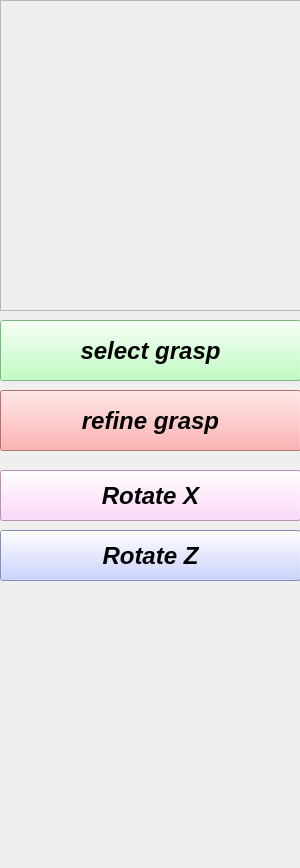
Qt form ui/BCI/state_views/graspSelectionView.ui (CURG-archive/graspit_bci) before a commit.
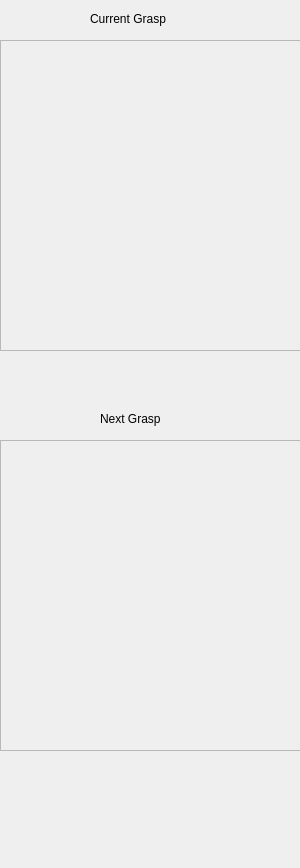
The same form after that commit.

Patch:
```diff
--- a/ui/BCI/state_views/graspSelectionView.ui
+++ b/ui/BCI/state_views/graspSelectionView.ui
@@ -17,7 +17,7 @@
    <property name="geometry">
     <rect>
      <x>0</x>
-     <y>0</y>
+     <y>40</y>
      <width>301</width>
      <height>311</height>
     </rect>
@@ -29,382 +29,46 @@
     <enum>QFrame::Raised</enum>
    </property>
   </widget>
-  <widget class="QPushButton" name="buttonOk">
+  <widget class="QFrame" name="nextRenderArea">
    <property name="geometry">
     <rect>
      <x>0</x>
-     <y>320</y>
+     <y>440</y>
      <width>301</width>
-     <height>61</height>
+     <height>311</height>
     </rect>
    </property>
-   <property name="palette">
-    <palette>
-     <active>
-      <colorrole role="Button">
-       <brush brushstyle="SolidPattern">
-        <color alpha="255">
-         <red>174</red>
-         <green>255</green>
-         <blue>177</blue>
-        </color>
-       </brush>
-      </colorrole>
-      <colorrole role="Base">
-       <brush brushstyle="SolidPattern">
-        <color alpha="255">
-         <red>174</red>
-         <green>255</green>
-         <blue>177</blue>
-        </color>
-       </brush>
-      </colorrole>
-      <colorrole role="Window">
-       <brush brushstyle="SolidPattern">
-        <color alpha="255">
-         <red>174</red>
-         <green>255</green>
-         <blue>177</blue>
-        </color>
-       </brush>
-      </colorrole>
-     </active>
-     <inactive>
-      <colorrole role="Button">
-       <brush brushstyle="SolidPattern">
-        <color alpha="255">
-         <red>174</red>
-         <green>255</green>
-         <blue>177</blue>
-        </color>
-       </brush>
-      </colorrole>
-      <colorrole role="Base">
-       <brush brushstyle="SolidPattern">
-        <color alpha="255">
-         <red>174</red>
-         <green>255</green>
-         <blue>177</blue>
-        </color>
-       </brush>
-      </colorrole>
-      <colorrole role="Window">
-       <brush brushstyle="SolidPattern">
-        <color alpha="255">
-         <red>174</red>
-         <green>255</green>
-         <blue>177</blue>
-        </color>
-       </brush>
-      </colorrole>
-     </inactive>
-     <disabled>
-      <colorrole role="Button">
-       <brush brushstyle="SolidPattern">
-        <color alpha="255">
-         <red>174</red>
-         <green>255</green>
-         <blue>177</blue>
-        </color>
-       </brush>
-      </colorrole>
-      <colorrole role="Base">
-       <brush brushstyle="SolidPattern">
-        <color alpha="255">
-         <red>174</red>
-         <green>255</green>
-         <blue>177</blue>
-        </color>
-       </brush>
-      </colorrole>
-      <colorrole role="Window">
-       <brush brushstyle="SolidPattern">
-        <color alpha="255">
-         <red>174</red>
-         <green>255</green>
-         <blue>177</blue>
-        </color>
-       </brush>
-      </colorrole>
-     </disabled>
-    </palette>
+   <property name="frameShape">
+    <enum>QFrame::StyledPanel</enum>
    </property>
-   <property name="font">
-    <font>
-     <pointsize>18</pointsize>
-     <weight>75</weight>
-     <italic>true</italic>
-     <bold>true</bold>
-    </font>
+   <property name="frameShadow">
+    <enum>QFrame::Raised</enum>
    </property>
-   <property name="styleSheet">
-    <string notr="true">background-color:rgb(174, 255, 177)</string>
-   </property>
-   <property name="text">
-    <string>select grasp</string>
-   </property>
-   <property name="default">
-    <bool>false</bool>
-   </property>
   </widget>
-  <widget class="QPushButton" name="buttonRefineGrasp">
+  <widget class="QLabel" name="label">
    <property name="geometry">
     <rect>
-     <x>0</x>
-     <y>390</y>
-     <width>301</width>
-     <height>61</height>
+     <x>90</x>
+     <y>10</y>
+     <width>101</width>
+     <height>17</height>
     </rect>
    </property>
-   <property name="font">
-    <font>
-     <pointsize>18</pointsize>
-     <weight>75</weight>
-     <italic>true</italic>
-     <bold>true</bold>
-    </font>
-   </property>
-   <property name="styleSheet">
-    <string notr="true">background-color:rgb(255, 155, 155)</string>
-   </property>
    <property name="text">
-    <string>refine grasp</string>
+    <string>Current Grasp</string>
    </property>
   </widget>
-  <widget class="QPushButton" name="buttonRotateLong">
+  <widget class="QLabel" name="label_2">
    <property name="geometry">
     <rect>
-     <x>0</x>
-     <y>530</y>
-     <width>301</width>
-     <height>51</height>
+     <x>100</x>
+     <y>410</y>
+     <width>81</width>
+     <height>17</height>
     </rect>
    </property>
-   <property name="palette">
-    <palette>
-     <active>
-      <colorrole role="Button">
-       <brush brushstyle="SolidPattern">
-        <color alpha="255">
-         <red>188</red>
-         <green>197</green>
-         <blue>255</blue>
-        </color>
-       </brush>
-      </colorrole>
-      <colorrole role="Base">
-       <brush brushstyle="SolidPattern">
-        <color alpha="255">
-         <red>188</red>
-         <green>197</green>
-         <blue>255</blue>
-        </color>
-       </brush>
-      </colorrole>
-      <colorrole role="Window">
-       <brush brushstyle="SolidPattern">
-        <color alpha="255">
-         <red>188</red>
-         <green>197</green>
-         <blue>255</blue>
-        </color>
-       </brush>
-      </colorrole>
-     </active>
-     <inactive>
-      <colorrole role="Button">
-       <brush brushstyle="SolidPattern">
-        <color alpha="255">
-         <red>188</red>
-         <green>197</green>
-         <blue>255</blue>
-        </color>
-       </brush>
-      </colorrole>
-      <colorrole role="Base">
-       <brush brushstyle="SolidPattern">
-        <color alpha="255">
-         <red>188</red>
-         <green>197</green>
-         <blue>255</blue>
-        </color>
-       </brush>
-      </colorrole>
-      <colorrole role="Window">
-       <brush brushstyle="SolidPattern">
-        <color alpha="255">
-         <red>188</red>
-         <green>197</green>
-         <blue>255</blue>
-        </color>
-       </brush>
-      </colorrole>
-     </inactive>
-     <disabled>
-      <colorrole role="Button">
-       <brush brushstyle="SolidPattern">
-        <color alpha="255">
-         <red>188</red>
-         <green>197</green>
-         <blue>255</blue>
-        </color>
-       </brush>
-      </colorrole>
-      <colorrole role="Base">
-       <brush brushstyle="SolidPattern">
-        <color alpha="255">
-         <red>188</red>
-         <green>197</green>
-         <blue>255</blue>
-        </color>
-       </brush>
-      </colorrole>
-      <colorrole role="Window">
-       <brush brushstyle="SolidPattern">
-        <color alpha="255">
-         <red>188</red>
-         <green>197</green>
-         <blue>255</blue>
-        </color>
-       </brush>
-      </colorrole>
-     </disabled>
-    </palette>
-   </property>
-   <property name="font">
-    <font>
-     <pointsize>18</pointsize>
-     <weight>75</weight>
-     <italic>true</italic>
-     <bold>true</bold>
-    </font>
-   </property>
-   <property name="styleSheet">
-    <string notr="true">background-color:rgb(188, 197, 255)</string>
-   </property>
    <property name="text">
-    <string>Rotate Z</string>
-   </property>
-   <property name="autoRepeat">
-    <bool>true</bool>
-   </property>
-  </widget>
-  <widget class="QPushButton" name="buttonRotateLat">
-   <property name="geometry">
-    <rect>
-     <x>0</x>
-     <y>470</y>
-     <width>301</width>
-     <height>51</height>
-    </rect>
-   </property>
-   <property name="palette">
-    <palette>
-     <active>
-      <colorrole role="Button">
-       <brush brushstyle="SolidPattern">
-        <color alpha="255">
-         <red>255</red>
-         <green>205</green>
-         <blue>251</blue>
-        </color>
-       </brush>
-      </colorrole>
-      <colorrole role="Base">
-       <brush brushstyle="SolidPattern">
-        <color alpha="255">
-         <red>255</red>
-         <green>205</green>
-         <blue>251</blue>
-        </color>
-       </brush>
-      </colorrole>
-      <colorrole role="Window">
-       <brush brushstyle="SolidPattern">
-        <color alpha="255">
-         <red>255</red>
-         <green>205</green>
-         <blue>251</blue>
-        </color>
-       </brush>
-      </colorrole>
-     </active>
-     <inactive>
-      <colorrole role="Button">
-       <brush brushstyle="SolidPattern">
-        <color alpha="255">
-         <red>255</red>
-         <green>205</green>
-         <blue>251</blue>
-        </color>
-       </brush>
-      </colorrole>
-      <colorrole role="Base">
-       <brush brushstyle="SolidPattern">
-        <color alpha="255">
-         <red>255</red>
-         <green>205</green>
-         <blue>251</blue>
-        </color>
-       </brush>
-      </colorrole>
-      <colorrole role="Window">
-       <brush brushstyle="SolidPattern">
-        <color alpha="255">
-         <red>255</red>
-         <green>205</green>
-         <blue>251</blue>
-        </color>
-       </brush>
-      </colorrole>
-     </inactive>
-     <disabled>
-      <colorrole role="Button">
-       <brush brushstyle="SolidPattern">
-        <color alpha="255">
-         <red>255</red>
-         <green>205</green>
-         <blue>251</blue>
-        </color>
-       </brush>
-      </colorrole>
-      <colorrole role="Base">
-       <brush brushstyle="SolidPattern">
-        <color alpha="255">
-         <red>255</red>
-         <green>205</green>
-         <blue>251</blue>
-        </color>
-       </brush>
-      </colorrole>
-      <colorrole role="Window">
-       <brush brushstyle="SolidPattern">
-        <color alpha="255">
-         <red>255</red>
-         <green>205</green>
-         <blue>251</blue>
-        </color>
-       </brush>
-      </colorrole>
-     </disabled>
-    </palette>
-   </property>
-   <property name="font">
-    <font>
-     <pointsize>18</pointsize>
-     <weight>75</weight>
-     <italic>true</italic>
-     <bold>true</bold>
-    </font>
-   </property>
-   <property name="styleSheet">
-    <string notr="true">background-color:rgb(255, 205, 251)</string>
-   </property>
-   <property name="text">
-    <string>Rotate X</string>
-   </property>
-   <property name="autoRepeat">
-    <bool>true</bool>
+    <string>Next Grasp</string>
    </property>
   </widget>
  </widget>
```
